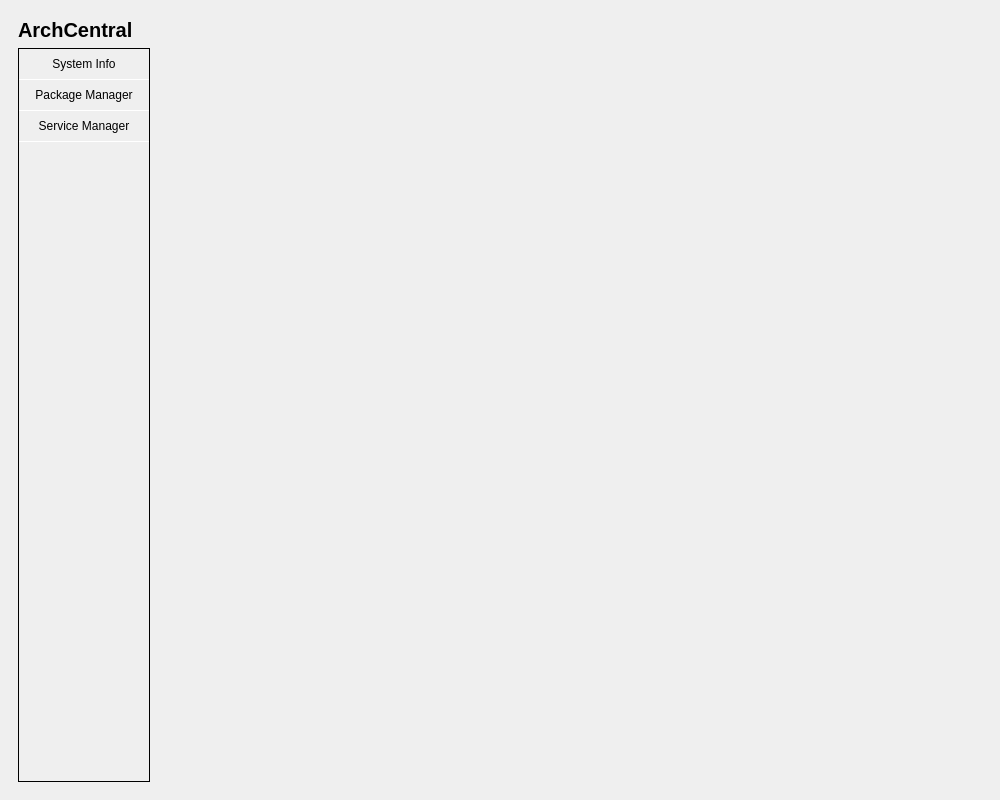
Above: archcentral/ui/designer/mainwindow.ui from szabatoro/archcentral-thesis before the change. Below: the same form after it.
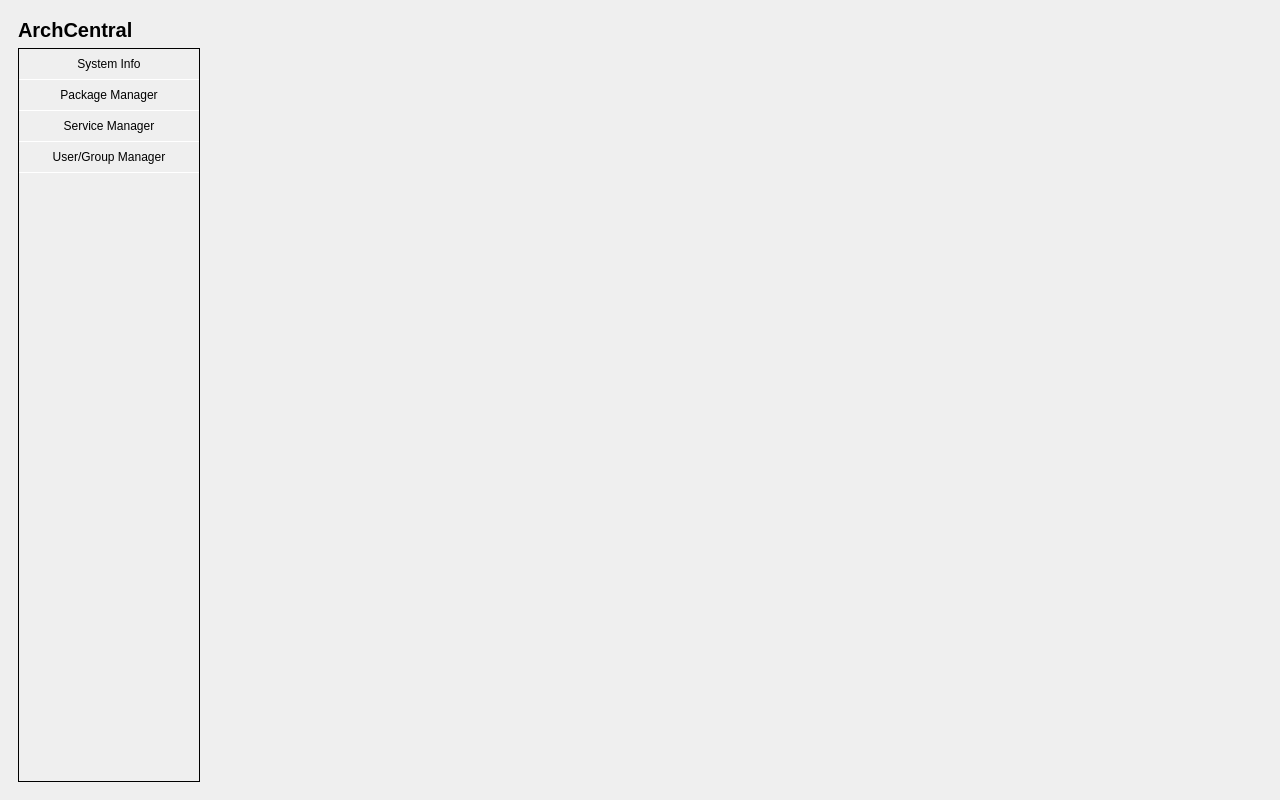
That is the form after the change. Icons and pictures are not drawn.

Commit message: added usergroupmanager module to the main window

What changed in the file:
```diff
--- a/archcentral/ui/designer/mainwindow.ui
+++ b/archcentral/ui/designer/mainwindow.ui
@@ -6,14 +6,14 @@
    <rect>
     <x>0</x>
     <y>0</y>
-    <width>1000</width>
+    <width>1280</width>
     <height>800</height>
    </rect>
   </property>
   <property name="minimumSize">
    <size>
-    <width>1000</width>
-    <height>800</height>
+    <width>1280</width>
+    <height>720</height>
    </size>
   </property>
   <property name="windowTitle">
@@ -25,7 +25,7 @@
      <widget class="QFrame" name="sidebar">
       <property name="minimumSize">
        <size>
-        <width>150</width>
+        <width>200</width>
         <height>0</height>
        </size>
       </property>
@@ -134,6 +134,22 @@
             </property>
            </widget>
           </item>
+          <item>
+           <widget class="QPushButton" name="user_group_manager_button">
+            <property name="text">
+             <string>User/Group Manager</string>
+            </property>
+            <property name="icon">
+             <iconset theme="QIcon::ThemeIcon::UserOffline"/>
+            </property>
+            <property name="checkable">
+             <bool>true</bool>
+            </property>
+            <property name="autoExclusive">
+             <bool>true</bool>
+            </property>
+           </widget>
+          </item>
           <item>
            <spacer name="spacer">
             <property name="orientation">
```
The commit also changes 2 other files.
